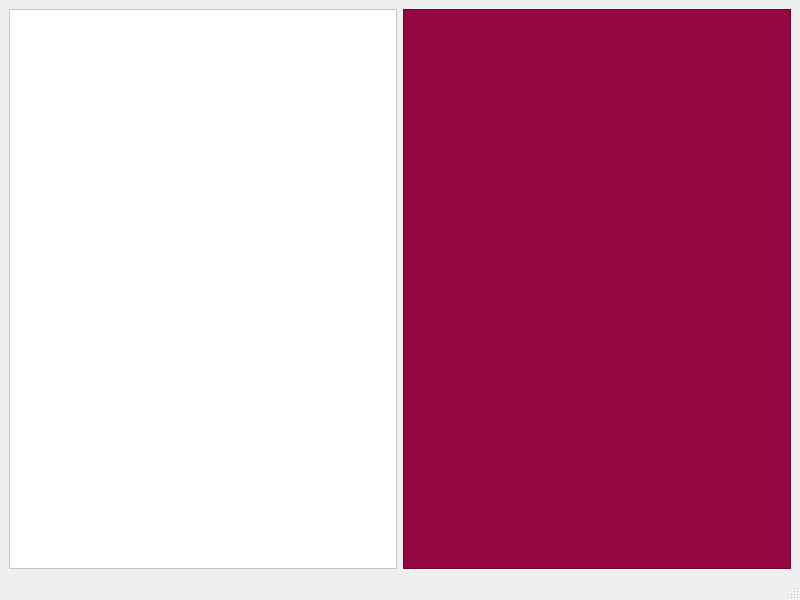
Old version of the form user_interface/main_window.ui in the repository Devildude4427/FlightFinder.
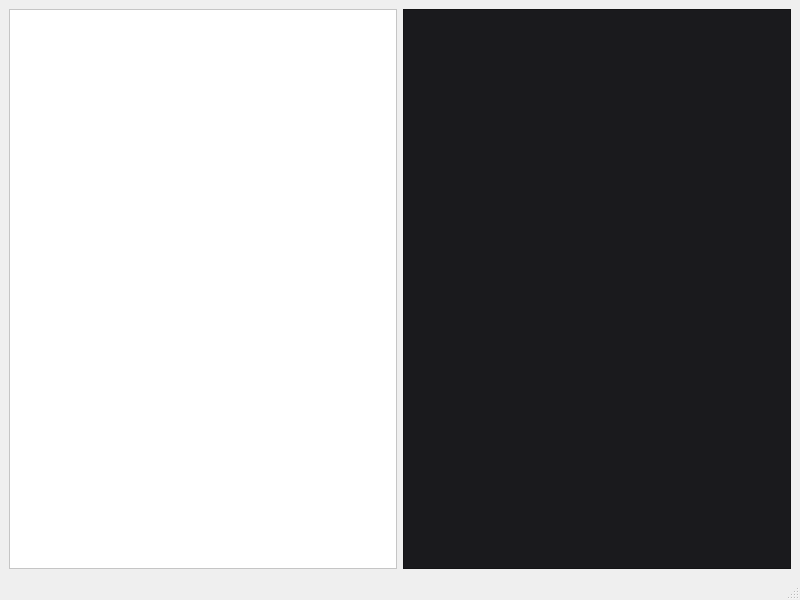
New version of the form.

Patch:
```diff
--- a/user_interface/main_window.ui
+++ b/user_interface/main_window.ui
@@ -27,7 +27,7 @@
                         <item>
                             <widget class="QGraphicsView" name="graphicsView">
                                 <property name="styleSheet">
-                                    <string notr="true">background-color: rgb(149, 7, 64);</string>
+                                    <string notr="true">background-color: rgb(26, 26, 29);</string>
                                 </property>
                             </widget>
                         </item>
```
